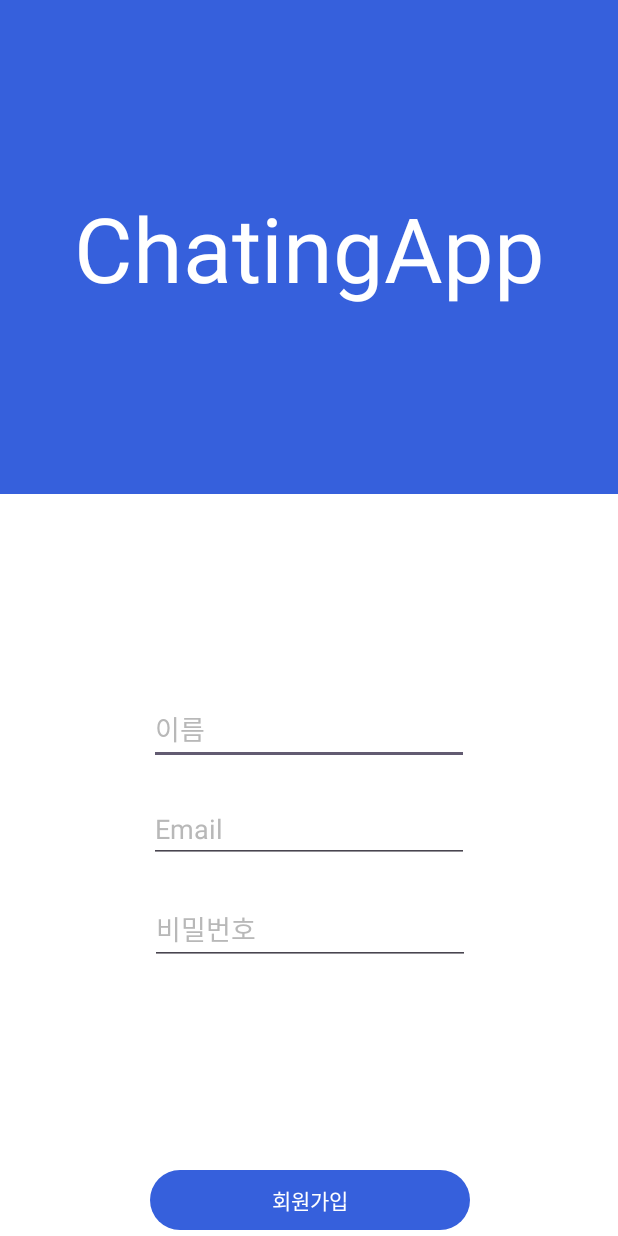
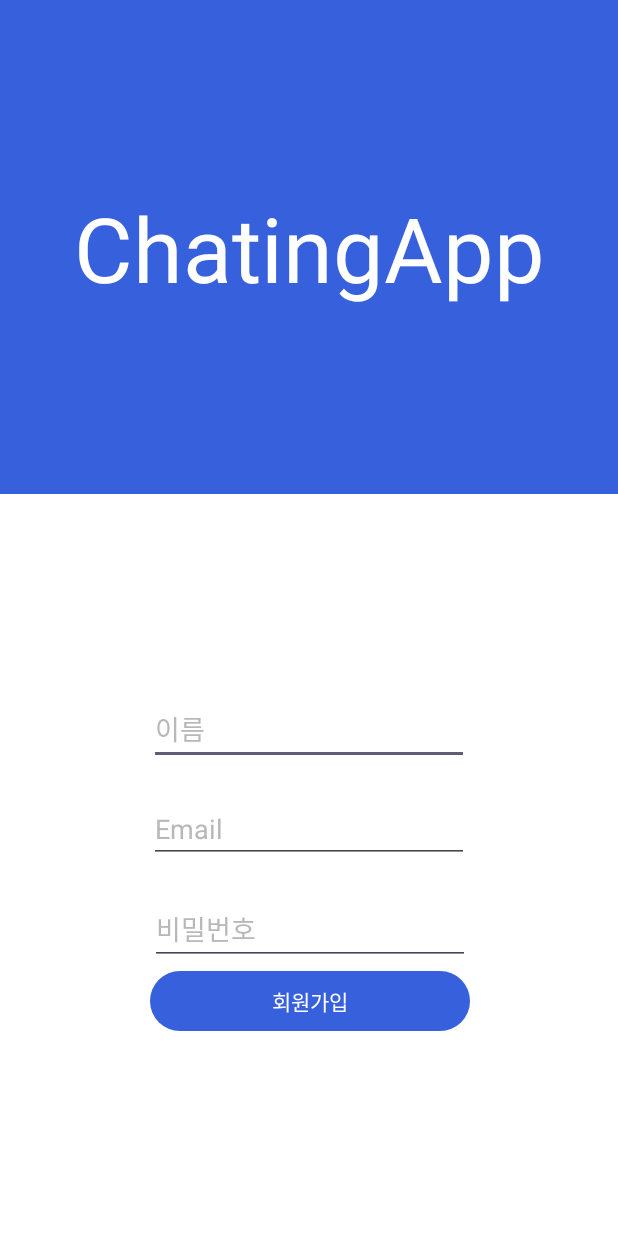
Before and after one commit to gjgustjd/ChatApplication, an Android app: the SignUpActivity screen opened directly, with no data from a screen before it, on a phone screen of 412 x 824 dp. Run offline under Robolectric (Android 15) with nearby library versions, the phone set to English and light mode, and no system bars; our stand-ins replace Firebase (no records; nobody signed in at launch, a user with empty details on screens opened directly).

Commit message:
:lipstick: :Design 회원가입 화면 텍스트 색상 검정으로 변경
회원가입 화면 텍스트 색상 검정으로 변경
회원가입 버튼 constraint 변경

```diff
--- a/app/src/main/res/layout/activity_signup.xml
+++ b/app/src/main/res/layout/activity_signup.xml
@@ -24,6 +24,7 @@
             android:ems="10"
             android:hint="이름"
             android:inputType="textPersonName"
+            android:textColor="@color/black"
             android:textColorHint="#B8B8B8"
             app:layout_constraintBottom_toTopOf="@id/edt_email"
             app:layout_constraintEnd_toEndOf="parent"
@@ -39,6 +40,7 @@
             android:ems="10"
             android:hint="Email"
             android:inputType="textPersonName"
+            android:textColor="@color/black"
             android:textColorHint="#B8B8B8"
             app:layout_constraintBottom_toTopOf="@id/edt_password"
             app:layout_constraintEnd_toEndOf="parent"
@@ -53,6 +55,7 @@
             android:ems="10"
             android:hint="비밀번호"
             android:inputType="textPersonName|textPassword"
+            android:textColor="@color/black"
             android:textColorHint="#B8B8B8"
             app:layout_constraintBottom_toTopOf="@+id/btn_signup"
             app:layout_constraintEnd_toEndOf="parent"
@@ -69,7 +72,8 @@
             app:backgroundTint="#3660DC"
             app:layout_constraintBottom_toBottomOf="parent"
             app:layout_constraintEnd_toEndOf="@+id/edt_password"
-            app:layout_constraintStart_toStartOf="@+id/edt_password" />
+            app:layout_constraintStart_toStartOf="@+id/edt_password"
+            app:layout_constraintTop_toBottomOf="@id/edt_password" />
     </androidx.constraintlayout.widget.ConstraintLayout>
 
     <TextView
```
